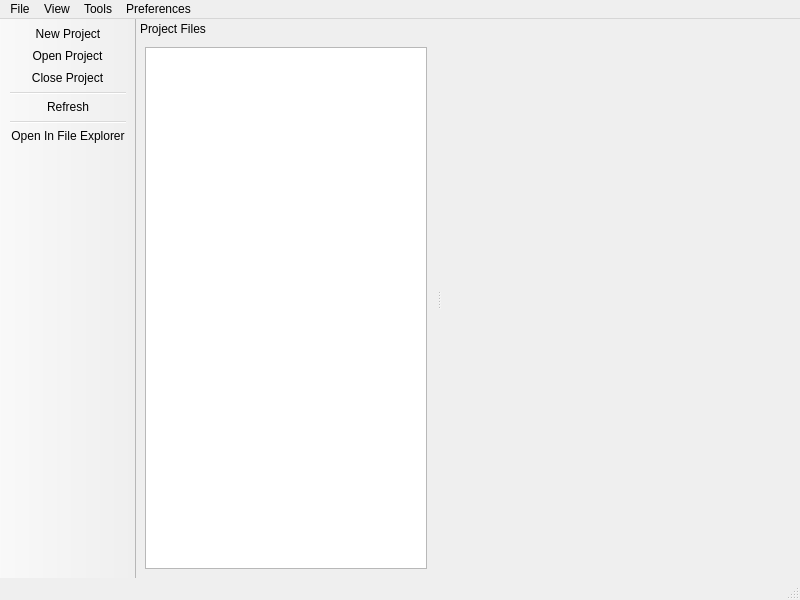
vowstar/socstudio, file ui/mainwindow.ui: the form before one commit.
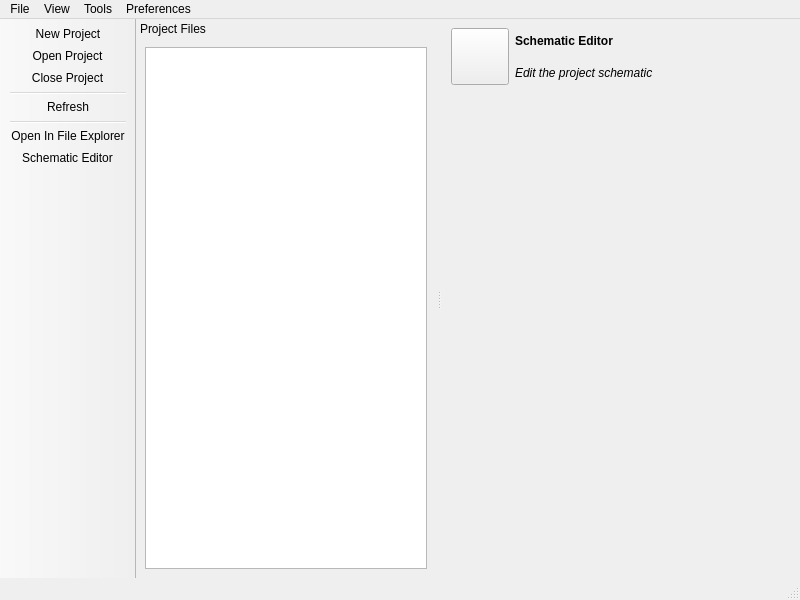
The form after the commit. Icons and pictures are not drawn.

Commit message: UI: adjust mainwindow, add schematic editor to toolbox

Diff of the .ui file:
```diff
--- a/ui/mainwindow.ui
+++ b/ui/mainwindow.ui
@@ -16,7 +16,63 @@
   <widget class="QWidget" name="centralwidget">
    <layout class="QGridLayout" name="gridLayout_2">
     <item row="0" column="0">
-     <layout class="QVBoxLayout" name="verticalLayout"/>
+     <layout class="QVBoxLayout" name="verticalLayoutToolList">
+      <item>
+       <layout class="QHBoxLayout" name="horizontalLayoutSchematicEditor">
+        <item>
+         <widget class="QToolButton" name="toolButtonSchematicEditor">
+          <property name="iconSize">
+           <size>
+            <width>50</width>
+            <height>50</height>
+           </size>
+          </property>
+         </widget>
+        </item>
+        <item>
+         <layout class="QVBoxLayout" name="verticalLayoutSchematicEditor">
+          <item>
+           <widget class="QLabel" name="labelSchematicEditor">
+            <property name="font">
+             <font>
+              <bold>true</bold>
+             </font>
+            </property>
+            <property name="text">
+             <string>Schematic Editor</string>
+            </property>
+           </widget>
+          </item>
+          <item>
+           <widget class="QLabel" name="labelSchematicEditorDetail">
+            <property name="font">
+             <font>
+              <italic>true</italic>
+             </font>
+            </property>
+            <property name="text">
+             <string>Edit the project schematic</string>
+            </property>
+           </widget>
+          </item>
+         </layout>
+        </item>
+       </layout>
+      </item>
+      <item>
+       <spacer name="verticalSpacerToolList">
+        <property name="orientation">
+         <enum>Qt::Vertical</enum>
+        </property>
+        <property name="sizeHint" stdset="0">
+         <size>
+          <width>20</width>
+          <height>40</height>
+         </size>
+        </property>
+       </spacer>
+      </item>
+     </layout>
     </item>
    </layout>
   </widget>
@@ -110,6 +166,7 @@
    <addaction name="actionRefresh"/>
    <addaction name="separator"/>
    <addaction name="actionOpenProjectInFileExplorer"/>
+   <addaction name="actionSchematicEditor"/>
   </widget>
   <action name="actionNewProject">
    <property name="icon">
```
Left out of the diff: 26 changed lines with no effect on the pictures.
